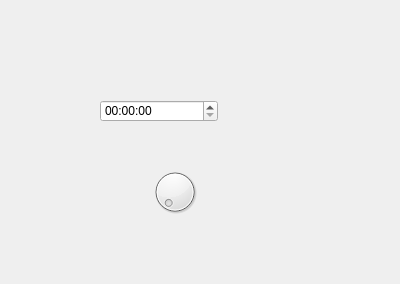
First picture: the form in C++/Register/datas.ui, repository bandy101/my_git_respository, before the edit.
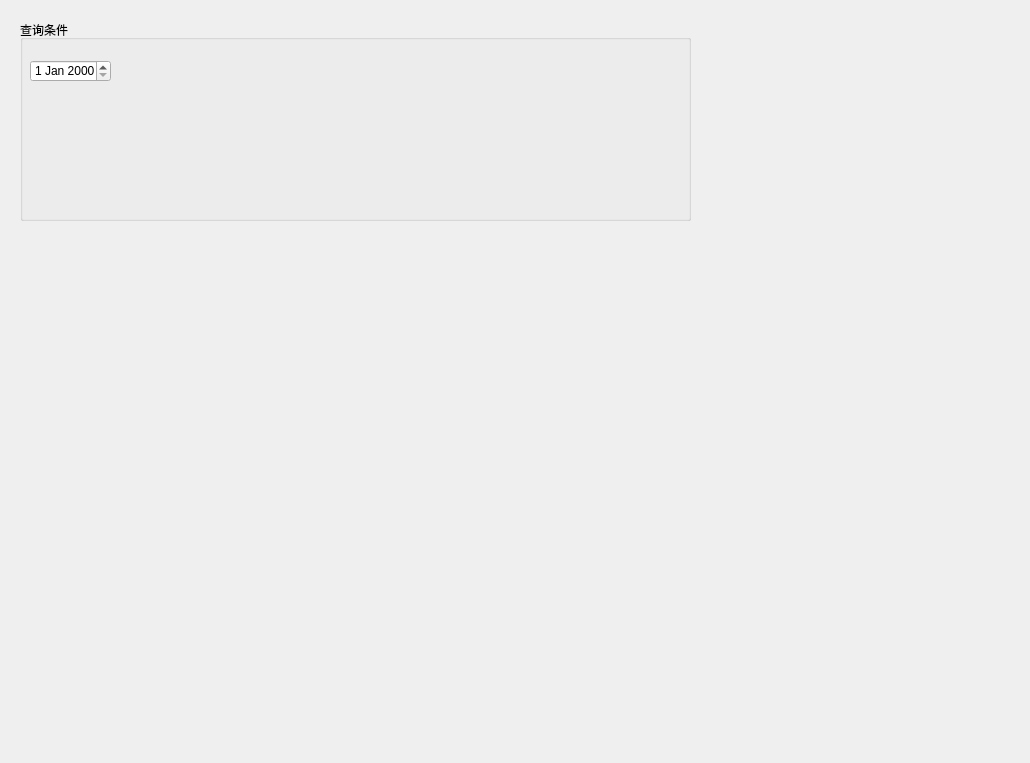
Second picture: the form after the edit.

What changed in the file:
```diff
--- a/C++/Register/datas.ui
+++ b/C++/Register/datas.ui
@@ -6,32 +6,35 @@
    <rect>
     <x>0</x>
     <y>0</y>
-    <width>400</width>
-    <height>284</height>
+    <width>1030</width>
+    <height>763</height>
    </rect>
   </property>
   <property name="windowTitle">
    <string>DataS</string>
   </property>
-  <widget class="QTimeEdit" name="timeEdit">
+  <widget class="QGroupBox" name="groupBox">
    <property name="geometry">
     <rect>
-     <x>100</x>
-     <y>100</y>
-     <width>118</width>
-     <height>22</height>
+     <x>20</x>
+     <y>20</y>
+     <width>671</width>
+     <height>201</height>
     </rect>
    </property>
-  </widget>
-  <widget class="QDial" name="dial">
-   <property name="geometry">
-    <rect>
-     <x>150</x>
-     <y>160</y>
-     <width>50</width>
-     <height>64</height>
-    </rect>
+   <property name="title">
+    <string>查询条件</string>
    </property>
+   <widget class="QDateEdit" name="dateEdit">
+    <property name="geometry">
+     <rect>
+      <x>10</x>
+      <y>40</y>
+      <width>81</width>
+      <height>22</height>
+     </rect>
+    </property>
+   </widget>
   </widget>
  </widget>
  <layoutdefault spacing="6" margin="11"/>
```
Left out of the diff: 2 changed lines with no effect on the pictures.
